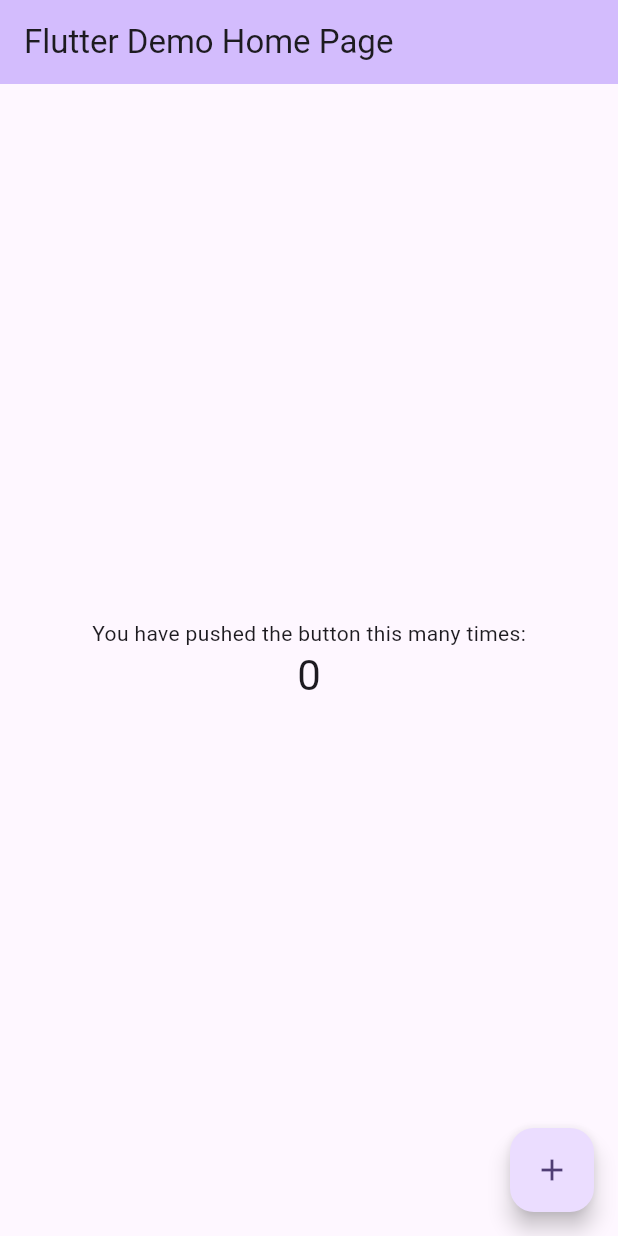
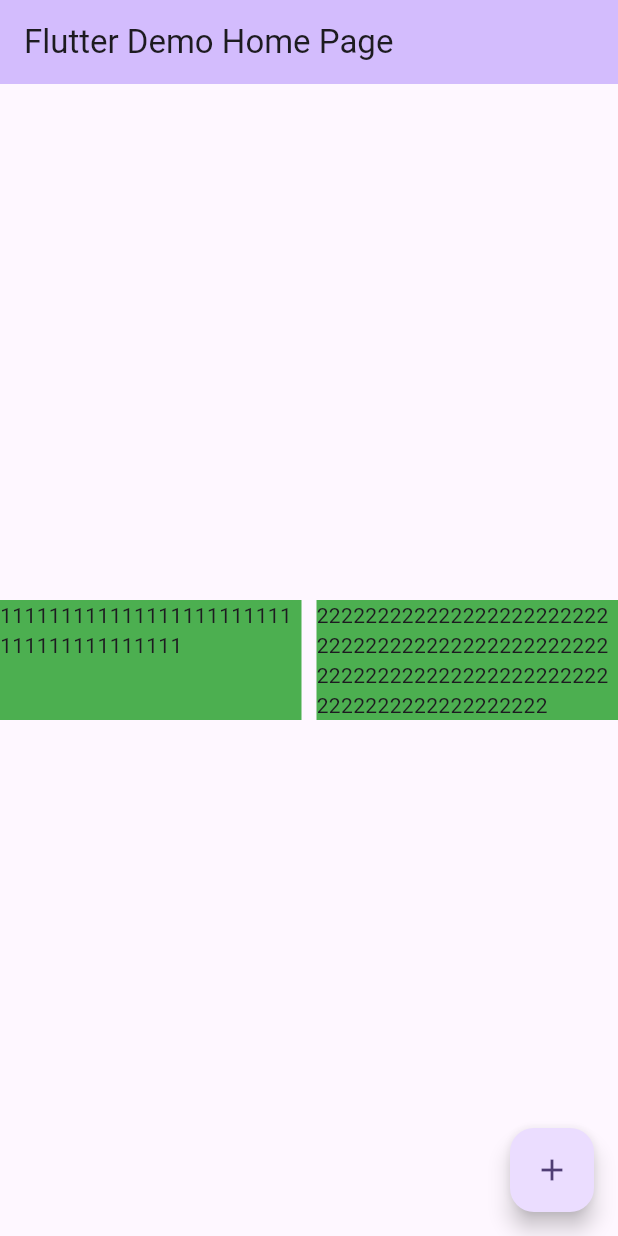
Before and after one commit to mxmhao/Flutter_Template, a Flutter app: the screen it shows after launch, on a phone screen of 412 x 824 dp. Run offline on Flutter 3.47's test engine with Material 3 defaults, Android fonts, the phone set to English and light mode, and no system bars.

```diff
--- a/lib/main.dart
+++ b/lib/main.dart
@@ -58,58 +58,33 @@ class _MyHomePageState extends State<MyHomePage> {
 
   void _incrementCounter() {
     setState(() {
-      // This call to setState tells the Flutter framework that something has
-      // changed in this State, which causes it to rerun the build method below
-      // so that the display can reflect the updated values. If we changed
-      // _counter without calling setState(), then the build method would not be
-      // called again, and so nothing would appear to happen.
       _counter++;
     });
   }
 
   @override
   Widget build(BuildContext context) {
-    // This method is rerun every time setState is called, for instance as done
-    // by the _incrementCounter method above.
-    //
-    // The Flutter framework has been optimized to make rerunning build methods
-    // fast, so that you can just rebuild anything that needs updating rather
-    // than having to individually change instances of widgets.
     return Scaffold(
       appBar: AppBar(
-        // TRY THIS: Try changing the color here to a specific color (to
-        // Colors.amber, perhaps?) and trigger a hot reload to see the AppBar
-        // change color while the other colors stay the same.
         backgroundColor: Theme.of(context).colorScheme.inversePrimary,
-        // Here we take the value from the MyHomePage object that was created by
-        // the App.build method, and use it to set our appbar title.
         title: Text(widget.title),
       ),
       body: Center(
-        // Center is a layout widget. It takes a single child and positions it
-        // in the middle of the parent.
-        child: Column(
-          // Column is also a layout widget. It takes a list of children and
-          // arranges them vertically. By default, it sizes itself to fit its
-          // children horizontally, and tries to be as tall as its parent.
-          //
-          // Column has various properties to control how it sizes itself and
-          // how it positions its children. Here we use mainAxisAlignment to
-          // center the children vertically; the main axis here is the vertical
-          // axis because Columns are vertical (the cross axis would be
-          // horizontal).
-          //
-          // TRY THIS: Invoke "debug painting" (choose the "Toggle Debug Paint"
-          // action in the IDE, or press "p" in the console), to see the
-          // wireframe for each widget.
-          mainAxisAlignment: MainAxisAlignment.center,
-          children: <Widget>[
-            const Text('You have pushed the button this many times:'),
-            Text(
-              '$_counter',
-              style: Theme.of(context).textTheme.headlineMedium,
-            ),
-          ],
+        child: IntrinsicHeight(
+          child: Row(
+            crossAxisAlignment: CrossAxisAlignment.stretch,
+            children: <Widget>[
+              Expanded(child: Container(
+                color: Colors.green,
+                child: Text("111111111111111111111111111111111111111"),
+              )),
+              SizedBox(width: 10),
+              Expanded(child: Container(
+                color: Colors.green,
+                child: Text("2222222222222222222222222222222222222222222222222222222222222222222222222222222222222222222"),
+              )),
+            ],
+          ),
         ),
       ),
       floatingActionButton: FloatingActionButton(
```
Also changed, not shown: lib/template/templates.dart (added, +66 -0 lines), 29 other files.
